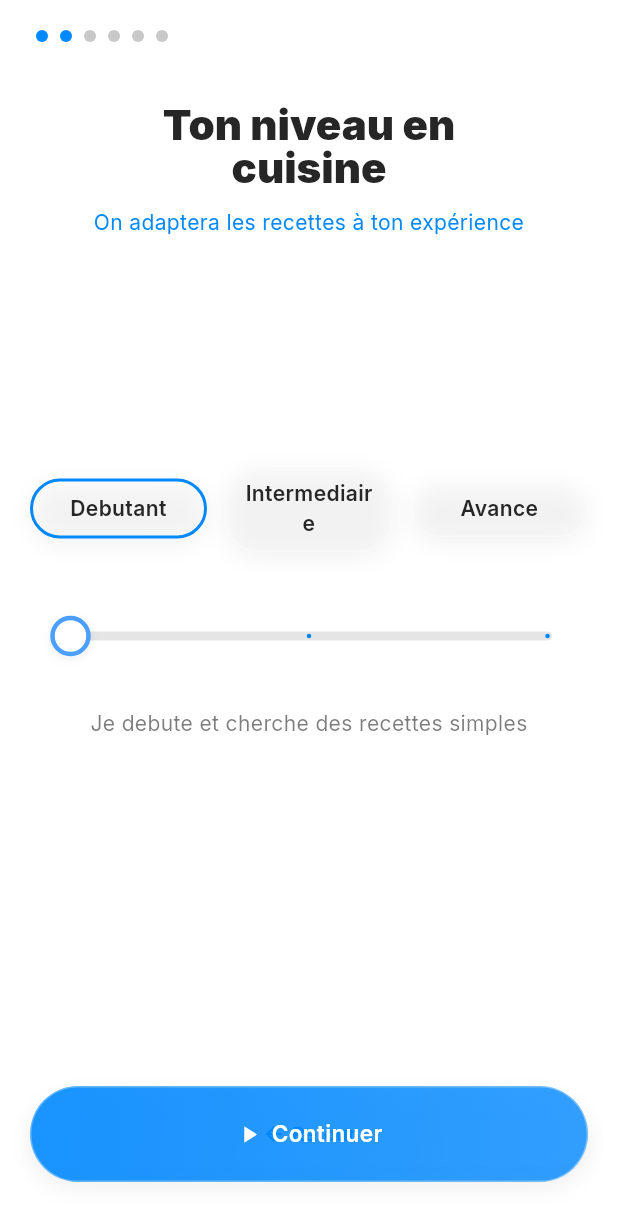
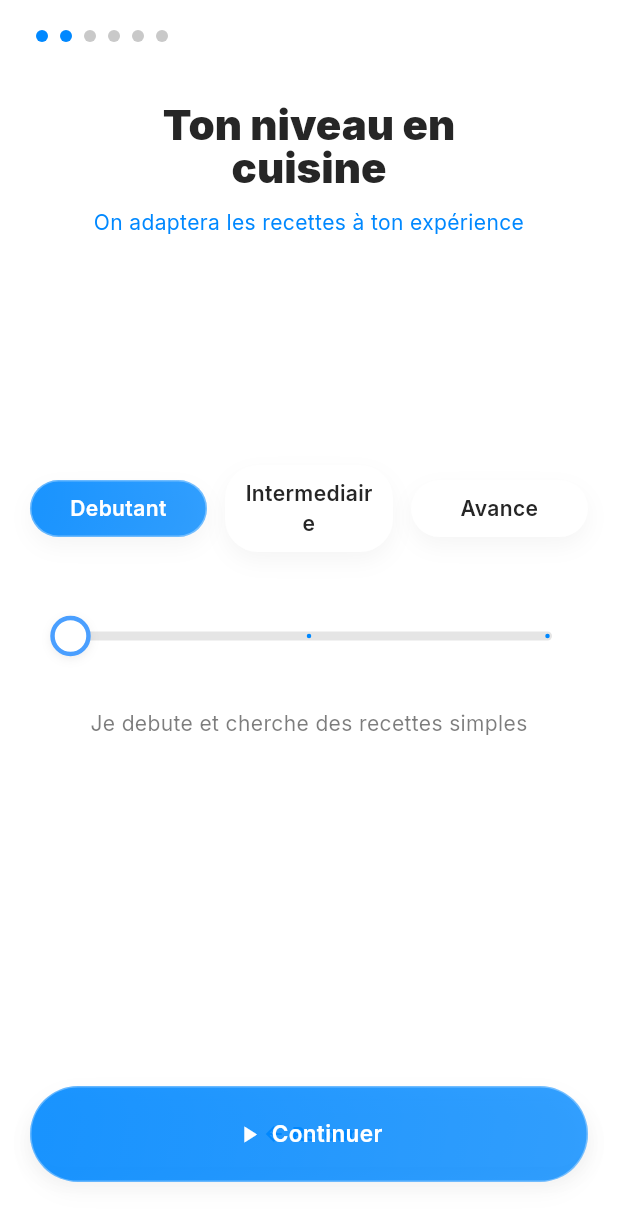
Before and after one commit to camounetwatchi-cloud/cookingApp, a Flutter app: the screen it shows once a user with an empty profile is signed in, after a tap on "Continuer", on a phone screen of 412 x 824 dp. Shown: the top 1221 px of the screen. Run offline on Flutter 3.47's test engine with Material 3 defaults, Android fonts, the phone set to English and light mode, and no system bars; our stand-ins replace firebase_auth, firebase_core, google_fonts, google_sign_in, image_picker, shared_preferences; accounts and stored records are empty; network calls fail.

Commit message:
Mise à jour: onboarding avec boutons bleus, soustitres en bleu, titres en extrabold, boutons de retour, et page de connexion avec los

```diff
--- a/lib/screens/onboarding/allergies_page.dart
+++ b/lib/screens/onboarding/allergies_page.dart
@@ -119,7 +119,7 @@ class _AllergiesPageState extends State<AllergiesPage> {
                           allergy['name'],
                           style: theme.textTheme.bodyMedium?.copyWith(
                             fontWeight: FontWeight.w600,
-                            color: AppColors.textPrimary,
+                            color: isSelected ? Colors.white : AppColors.textPrimary,
                           ),
                           overflow: TextOverflow.ellipsis,
                         ),
--- a/lib/screens/onboarding/cuisine_preferences_page.dart
+++ b/lib/screens/onboarding/cuisine_preferences_page.dart
@@ -117,7 +117,7 @@ class _CuisinePreferencesPageState extends State<CuisinePreferencesPage> {
                           overflow: TextOverflow.ellipsis,
                           style: theme.textTheme.bodyMedium?.copyWith(
                             fontWeight: FontWeight.w700,
-                            color: AppColors.textPrimary,
+                            color: isSelected ? Colors.white : AppColors.textPrimary,
                           ),
                         ),
                       ),
--- a/lib/screens/onboarding/dislikes_page.dart
+++ b/lib/screens/onboarding/dislikes_page.dart
@@ -113,7 +113,7 @@ class _DislikesPageState extends State<DislikesPage> {
                       _spiceLevels[index],
                       style: theme.textTheme.bodyMedium?.copyWith(
                         fontWeight: FontWeight.w700,
-                        color: AppColors.textPrimary,
+                        color: isSelected ? Colors.white : AppColors.textPrimary,
                       ),
                       textAlign: TextAlign.center,
                     ),
--- a/lib/screens/onboarding/kitchen_equipment_page.dart
+++ b/lib/screens/onboarding/kitchen_equipment_page.dart
@@ -106,7 +106,7 @@ class _KitchenEquipmentPageState extends State<KitchenEquipmentPage> {
                         item['name']!,
                         style: theme.textTheme.bodyLarge?.copyWith(
                           fontWeight: FontWeight.w600,
-                          color: AppColors.textPrimary,
+                          color: isSelected ? Colors.white : AppColors.textPrimary,
                         ),
                       ),
                     ],
--- a/lib/screens/onboarding/pantry_basics_page.dart
+++ b/lib/screens/onboarding/pantry_basics_page.dart
@@ -196,7 +196,7 @@ class _PantryBasicsPageState extends State<PantryBasicsPage> {
                 item,
                 style: theme.textTheme.bodyMedium?.copyWith(
                   fontWeight: FontWeight.w600,
-                  color: AppColors.textPrimary,
+                  color: isSelected ? Colors.white : AppColors.textPrimary,
                 ),
               ),
             );
--- a/lib/screens/onboarding/skill_level_page.dart
+++ b/lib/screens/onboarding/skill_level_page.dart
@@ -87,7 +87,7 @@ class _SkillLevelPageState extends State<SkillLevelPage> {
                       _levelNames[index],
                       style: theme.textTheme.bodyMedium?.copyWith(
                         fontWeight: FontWeight.w600,
-                        color: AppColors.textPrimary,
+                        color: isSelected ? Colors.white : AppColors.textPrimary,
                       ),
                       textAlign: TextAlign.center,
                     ),
--- a/lib/ui/design_system.dart
+++ b/lib/ui/design_system.dart
@@ -177,7 +177,29 @@ class SelectableGlassButton extends StatelessWidget {
 
   @override
   Widget build(BuildContext context) {
-    return Material(
+    return Container(
+      decoration: BoxDecoration(
+        borderRadius: BorderRadius.circular(borderRadius),
+        boxShadow: AppShadows.liquidGlass,
+        gradient: LinearGradient(
+          begin: Alignment.topLeft,
+          end: Alignment.bottomRight,
+          colors: isSelected
+              ? [
+                  AppColors.primaryBlue.withOpacity(0.9),
+                  AppColors.primaryBlue.withOpacity(0.8),
+                ]
+              : const [
+                  Color(0xFFFFFFFF), // pure white
+                  Color(0xFFFFFFFF), // pure white
+                ],
+        ),
+        border: Border.all(
+          color: const Color(0x52FFFFFF), // rgba(255, 255, 255, 0.32)
+          width: 1,
+        ),
+      ),
+      child: Material(
         color: Colors.transparent,
         borderRadius: BorderRadius.circular(borderRadius),
         child: InkWell(
@@ -188,30 +210,8 @@ class SelectableGlassButton extends StatelessWidget {
           borderRadius: BorderRadius.circular(borderRadius),
           child: Container(
             padding: padding,
-          decoration: BoxDecoration(
-            borderRadius: BorderRadius.circular(borderRadius),
-            gradient: const LinearGradient(
-              begin: Alignment.topLeft,
-              end: Alignment.bottomRight,
-              colors: [
-                Color(0x66FFFFFF),
-                Color(0x4DFFFFFF),
-              ],
+            child: child,
           ),
-            border: Border.all(
-              color: isSelected ? AppColors.primaryBlue : const Color(0x4DFFFFFF),
-              width: isSelected ? 2 : 1,
-            ),
-            color: isSelected ? AppColors.primaryBlue.withOpacity(0.15) : Colors.transparent,
-            boxShadow: const [
-              BoxShadow(
-                color: Color(0x0D000000), // 5% black - plus adouci
-                blurRadius: 12,
-                offset: Offset(0, 4),
-              ),
-            ],
-          ),
-          child: child,
         ),
       ),
     );
```
Lines whose indentation alone changed are shown as unchanged.
